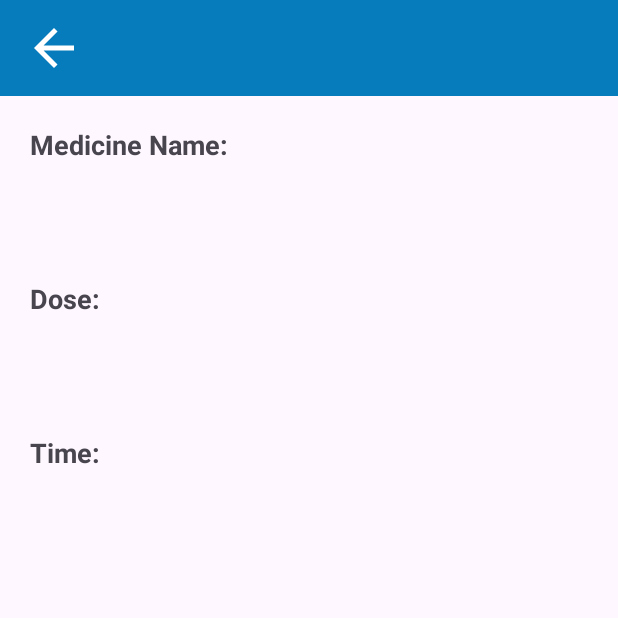
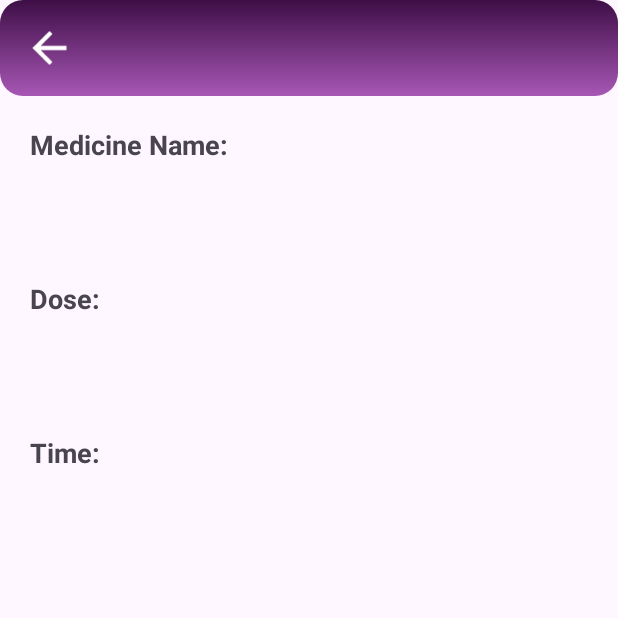
Before and after one commit to CareWave-project/CareWave, an Android app: the ViewMedicationActivity screen opened directly, with no data from a screen before it, on a phone screen of 412 x 824 dp, the top half of it. Run offline under Robolectric (Android 15) with nearby library versions, the phone set to English and light mode, and no system bars; our stand-ins replace Firebase (no records; nobody signed in at launch, a user with empty details on screens opened directly).

Commit message:
Update activity_view_medication.xml

```diff
--- a/CareWave1/app/src/main/res/layout/activity_view_medication.xml
+++ b/CareWave1/app/src/main/res/layout/activity_view_medication.xml
@@ -20,7 +20,7 @@
                 android:id="@+id/toolbar"
                 android:layout_width="match_parent"
                 android:layout_height="?attr/actionBarSize"
-                android:background="@drawable/toolbar_bg"
+                android:background="@drawable/bottom_button_bg"
                 app:layout_scrollFlags="scroll|enterAlways">
 
                 <!-- Centered LinearLayout for items -->
@@ -32,7 +32,7 @@
                     <!-- Back Icon -->
                     <ImageView
                         android:id="@+id/icon_back_arrow"
-                        android:layout_width="40dp"
+                        android:layout_width="34dp"
                         android:layout_height="match_parent"
                         android:layout_gravity="start"
                         android:layout_marginStart="0dp"
```
